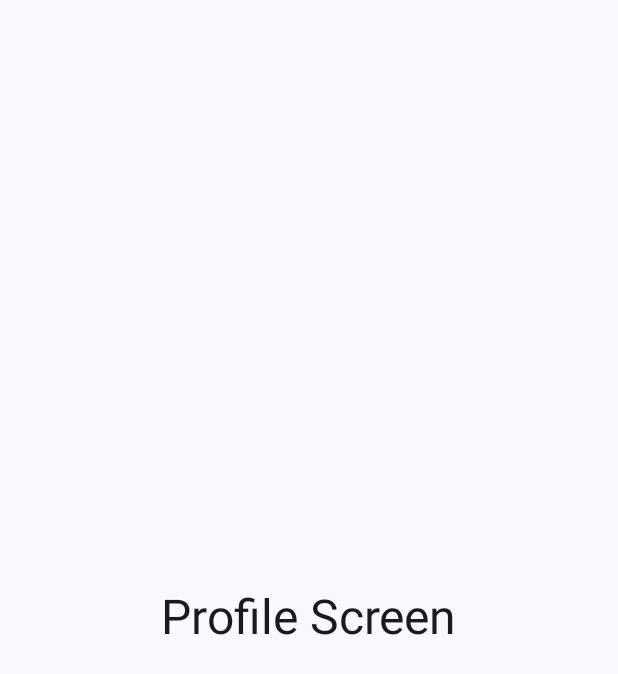
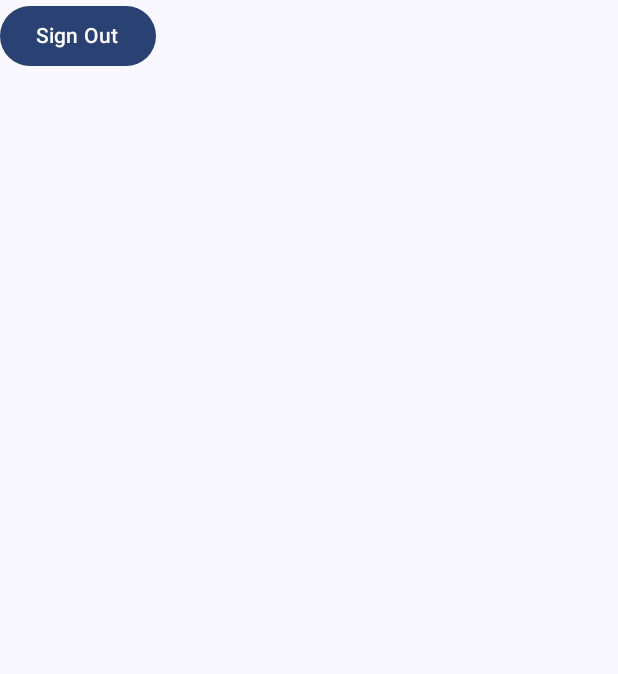
Before and after one commit to demoven/AnimalPark, an Android app built with Jetpack Compose: the composable ProfileScreen shown on its own in the app's theme, on a phone screen of 412 x 824 dp. Shown: the top 674 px of the screen. Run offline under Robolectric (Android 15) with nearby library versions, the phone set to English and light mode, and no system bars; our stand-ins replace Firebase (no records; nobody signed in at launch, a user with empty details on screens opened directly); 1 statement that could not run was skipped.

```diff
--- a/app/src/main/java/fr/isen/animalpark/screens/profile/ProfileScreen.kt
+++ b/app/src/main/java/fr/isen/animalpark/screens/profile/ProfileScreen.kt
@@ -1,22 +1,32 @@
 package fr.isen.animalpark.screens.profile
 
+import android.content.Intent
 import androidx.compose.foundation.layout.Box
+import androidx.compose.foundation.layout.Column
+import androidx.compose.foundation.layout.PaddingValues
 import androidx.compose.foundation.layout.fillMaxSize
+import androidx.compose.foundation.layout.padding
+import androidx.compose.material3.Button
 import androidx.compose.material3.MaterialTheme
 import androidx.compose.material3.Text
 import androidx.compose.runtime.Composable
 import androidx.compose.ui.Alignment
 import androidx.compose.ui.Modifier
+import androidx.compose.ui.platform.LocalContext
+import androidx.compose.ui.unit.dp
+import com.google.firebase.auth.FirebaseAuth
+import com.google.firebase.events.EventHandler
+import fr.isen.animalpark.LoginActivity
 
 @Composable
-fun ProfileScreen(){
-    Box (modifier = Modifier
-        .fillMaxSize(),
-        contentAlignment = Alignment.Center
-    ){
-        Text(
-            text = "Profile Screen",
-            style = MaterialTheme.typography.headlineLarge
-        )
+fun ProfileScreen(signOutHandler: ()-> Unit) {
+    Column () {
+        Button(
+            onClick = {
+                signOutHandler()
+            }
+        ) {
+            Text("Sign Out")
+        }
     }
 }
--- a/app/src/main/res/values/strings.xml
+++ b/app/src/main/res/values/strings.xml
@@ -23,4 +23,5 @@
     <string name="location">Emplacement</string>
     <string name="profile">Profil</string>
     <string name="home">Accueil</string>
+    <string name="login_biomes">Chargement des biomes...</string>
 </resources>
```
Also changed, not shown: app/src/main/java/fr/isen/animalpark/MainActivity.kt (+35 -66 lines), app/src/main/java/fr/isen/animalpark/screens/biomelistscreen/BiomeListScreen.kt (+6 -7 lines), app/src/main/java/fr/isen/animalpark/screens/enclosuredetailsscreen/EnclosureDetailsScreen.kt (+23 -12 lines), app/src/main/java/fr/isen/animalpark/screens/main/MainScreen.kt (+7 -5 lines).
